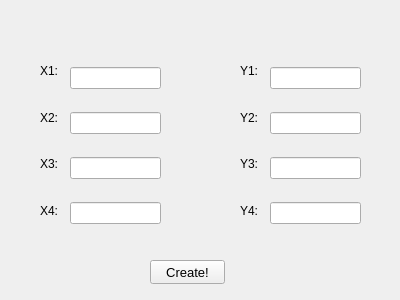
Above: Labs2/C++/Lab 1/Task_2_2/Rhomb_window.ui from ALFecki/BSUIR before the change. Below: the same form after it.
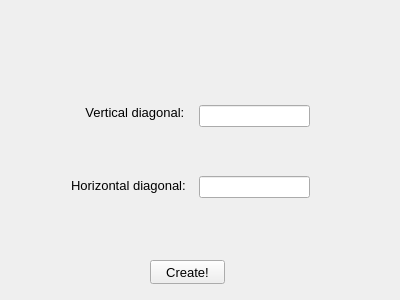
That is the form after the change.

```diff
--- a/Labs2/C++/Lab 1/Task_2_2/Rhomb_window.ui
+++ b/Labs2/C++/Lab 1/Task_2_2/Rhomb_window.ui
@@ -16,78 +16,34 @@
   <widget class="QWidget" name="verticalLayoutWidget">
    <property name="geometry">
     <rect>
-     <x>40</x>
-     <y>50</y>
-     <width>21</width>
-     <height>181</height>
+     <x>71</x>
+     <y>78</y>
+     <width>125</width>
+     <height>141</height>
     </rect>
    </property>
    <layout class="QVBoxLayout" name="verticalLayout">
     <item>
      <widget class="QLabel" name="label">
+      <property name="font">
+       <font>
+        <pointsize>10</pointsize>
+       </font>
+      </property>
       <property name="text">
-       <string>X1:</string>
+       <string>    Vertical diagonal:</string>
       </property>
      </widget>
     </item>
     <item>
      <widget class="QLabel" name="label_2">
-      <property name="text">
-       <string>X2:</string>
+      <property name="font">
+       <font>
+        <pointsize>10</pointsize>
+       </font>
       </property>
-     </widget>
-    </item>
-    <item>
-     <widget class="QLabel" name="label_3">
       <property name="text">
-       <string>X3:</string>
-      </property>
-     </widget>
-    </item>
-    <item>
-     <widget class="QLabel" name="label_4">
-      <property name="text">
-       <string>X4:</string>
-      </property>
-     </widget>
-    </item>
-   </layout>
-  </widget>
-  <widget class="QWidget" name="verticalLayoutWidget_2">
-   <property name="geometry">
-    <rect>
-     <x>240</x>
-     <y>50</y>
-     <width>21</width>
-     <height>181</height>
-    </rect>
-   </property>
-   <layout class="QVBoxLayout" name="verticalLayout_3">
-    <item>
-     <widget class="QLabel" name="label_5">
-      <property name="text">
-       <string>Y1:</string>
-      </property>
-     </widget>
-    </item>
-    <item>
-     <widget class="QLabel" name="label_6">
-      <property name="text">
-       <string>Y2:</string>
-      </property>
-     </widget>
-    </item>
-    <item>
-     <widget class="QLabel" name="label_7">
-      <property name="text">
-       <string>Y3:</string>
-      </property>
-     </widget>
-    </item>
-    <item>
-     <widget class="QLabel" name="label_8">
-      <property name="text">
-       <string>Y4:</string>
+       <string>Horizontal diagonal:</string>
       </property>
      </widget>
     </item>
@@ -96,10 +52,10 @@
   <widget class="QWidget" name="verticalLayoutWidget_3">
    <property name="geometry">
     <rect>
-     <x>70</x>
-     <y>50</y>
-     <width>91</width>
-     <height>191</height>
+     <x>199</x>
+     <y>62</y>
+     <width>111</width>
+     <height>181</height>
     </rect>
    </property>
    <layout class="QVBoxLayout" name="verticalLayout_4">
@@ -108,36 +64,6 @@
     </item>
     <item>
      <widget class="QLineEdit" name="lineEdit_2"/>
-    </item>
-    <item>
-     <widget class="QLineEdit" name="lineEdit_3"/>
-    </item>
-    <item>
-     <widget class="QLineEdit" name="lineEdit_4"/>
-    </item>
-   </layout>
-  </widget>
-  <widget class="QWidget" name="verticalLayoutWidget_4">
-   <property name="geometry">
-    <rect>
-     <x>270</x>
-     <y>50</y>
-     <width>91</width>
-     <height>191</height>
-    </rect>
-   </property>
-   <layout class="QVBoxLayout" name="verticalLayout_5">
-    <item>
-     <widget class="QLineEdit" name="lineEdit_5"/>
-    </item>
-    <item>
-     <widget class="QLineEdit" name="lineEdit_6"/>
-    </item>
-    <item>
-     <widget class="QLineEdit" name="lineEdit_7"/>
-    </item>
-    <item>
-     <widget class="QLineEdit" name="lineEdit_8"/>
     </item>
    </layout>
   </widget>
```
